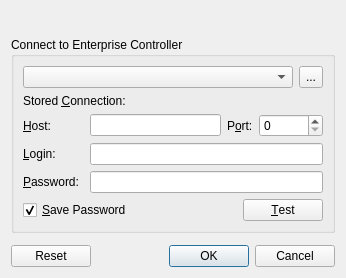
The window that client/src/ui/dialogs/login_dialog.ui (networkoptix/nx_open) describes before a commit, drawn with Qt 5.
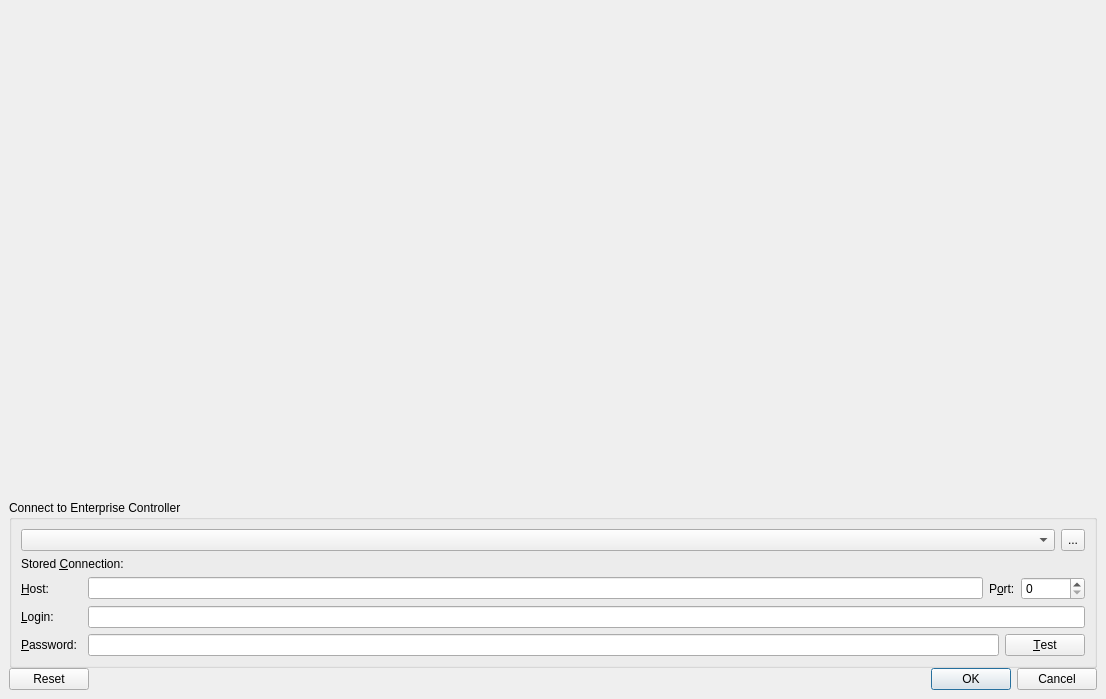
The same window after the commit.

Commit message:
branding inside login dialog
<==== Mercurial data ====>
Branch: master

Diff of the .ui file:
```diff
--- a/client/src/ui/dialogs/login_dialog.ui
+++ b/client/src/ui/dialogs/login_dialog.ui
@@ -6,8 +6,8 @@
    <rect>
     <x>0</x>
     <y>0</y>
-    <width>346</width>
-    <height>271</height>
+    <width>1106</width>
+    <height>699</height>
    </rect>
   </property>
   <property name="windowTitle">
@@ -16,26 +16,46 @@
   <property name="modal">
    <bool>false</bool>
   </property>
-  <layout class="QVBoxLayout" name="verticalLayout">
+  <layout class="QVBoxLayout" name="verticalLayout_4" stretch="0,0">
    <property name="spacing">
-    <number>12</number>
+    <number>0</number>
    </property>
-   <property name="sizeConstraint">
-    <enum>QLayout::SetDefaultConstraint</enum>
+   <property name="margin">
+    <number>0</number>
    </property>
    <item>
-    <widget class="QLabel" name="titleLabel">
-     <property name="text">
-      <string notr="true"/>
+    <widget class="QWidget" name="videoSpacer" native="true">
+     <property name="sizePolicy">
+      <sizepolicy hsizetype="MinimumExpanding" vsizetype="MinimumExpanding">
+       <horstretch>0</horstretch>
+       <verstretch>0</verstretch>
+      </sizepolicy>
      </property>
     </widget>
    </item>
+   <item>
+    <layout class="QVBoxLayout" name="verticalLayout" stretch="0,0">
+     <property name="leftMargin">
+      <number>9</number>
+     </property>
+     <property name="rightMargin">
+      <number>9</number>
+     </property>
+     <property name="bottomMargin">
+      <number>9</number>
+     </property>
    <item>
     <widget class="QGroupBox" name="groupBox">
+       <property name="sizePolicy">
+        <sizepolicy hsizetype="Preferred" vsizetype="Fixed">
+         <horstretch>0</horstretch>
+         <verstretch>0</verstretch>
+        </sizepolicy>
+       </property>
      <property name="title">
       <string>Connect to Enterprise Controller</string>
      </property>
-     <layout class="QVBoxLayout" name="verticalLayout_3">
+       <layout class="QVBoxLayout" name="verticalLayout_3" stretch="0,0,0">
       <item>
        <layout class="QHBoxLayout" name="horizontalLayout_4">
         <item>
@@ -251,35 +271,6 @@
             </property>
            </widget>
           </item>
-         </layout>
-        </item>
-       </layout>
-      </item>
-      <item>
-       <layout class="QHBoxLayout" name="horizontalLayout_7">
-        <item>
-         <widget class="QCheckBox" name="savePasswordCheckBox">
-          <property name="text">
-           <string>&amp;Save Password</string>
-          </property>
-          <property name="checked">
-           <bool>true</bool>
-          </property>
-         </widget>
-        </item>
-        <item>
-         <spacer name="horizontalSpacer">
-          <property name="orientation">
-           <enum>Qt::Horizontal</enum>
-          </property>
-          <property name="sizeHint" stdset="0">
-           <size>
-            <width>40</width>
-            <height>20</height>
-           </size>
-          </property>
-         </spacer>
-        </item>
         <item>
          <widget class="QPushButton" name="testButton">
           <property name="sizePolicy">
@@ -296,6 +287,8 @@
        </layout>
       </item>
      </layout>
+        </item>
+       </layout>
     </widget>
    </item>
    <item>
@@ -312,6 +305,8 @@
     </widget>
    </item>
   </layout>
+   </item>
+  </layout>
  </widget>
  <tabstops>
   <tabstop>hostnameLineEdit</tabstop>
```
Left out of the diff: 3 changed lines with no effect on the pictures. Lines whose indentation alone changed are shown as unchanged. The commit also changes 4 other files.
